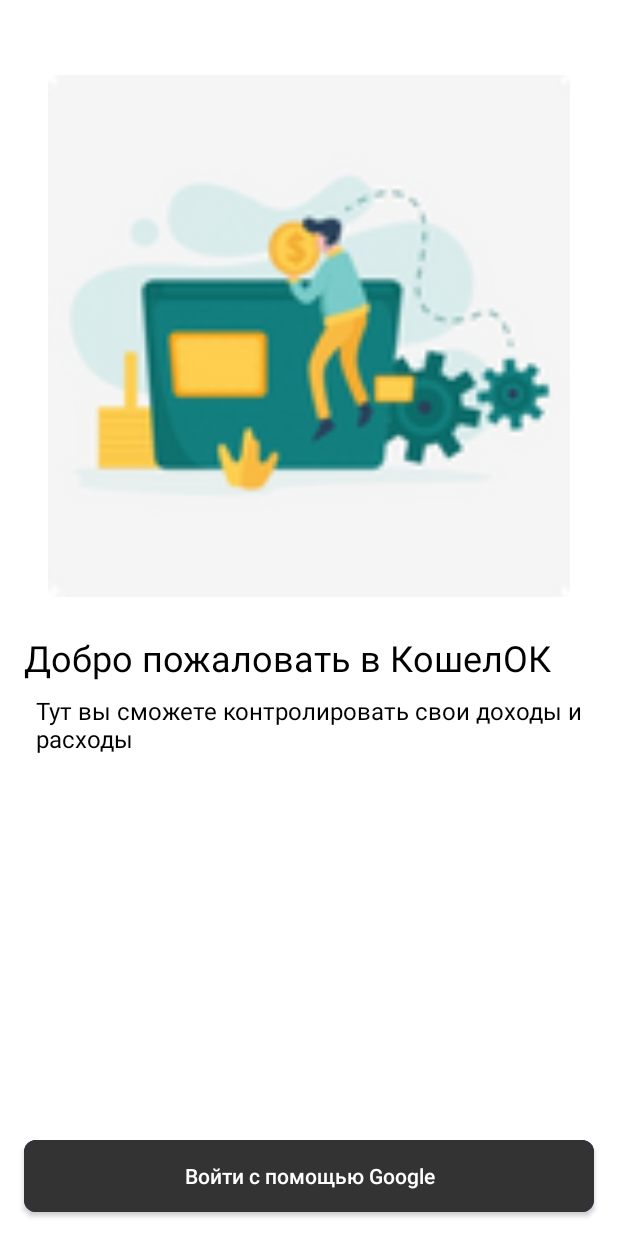
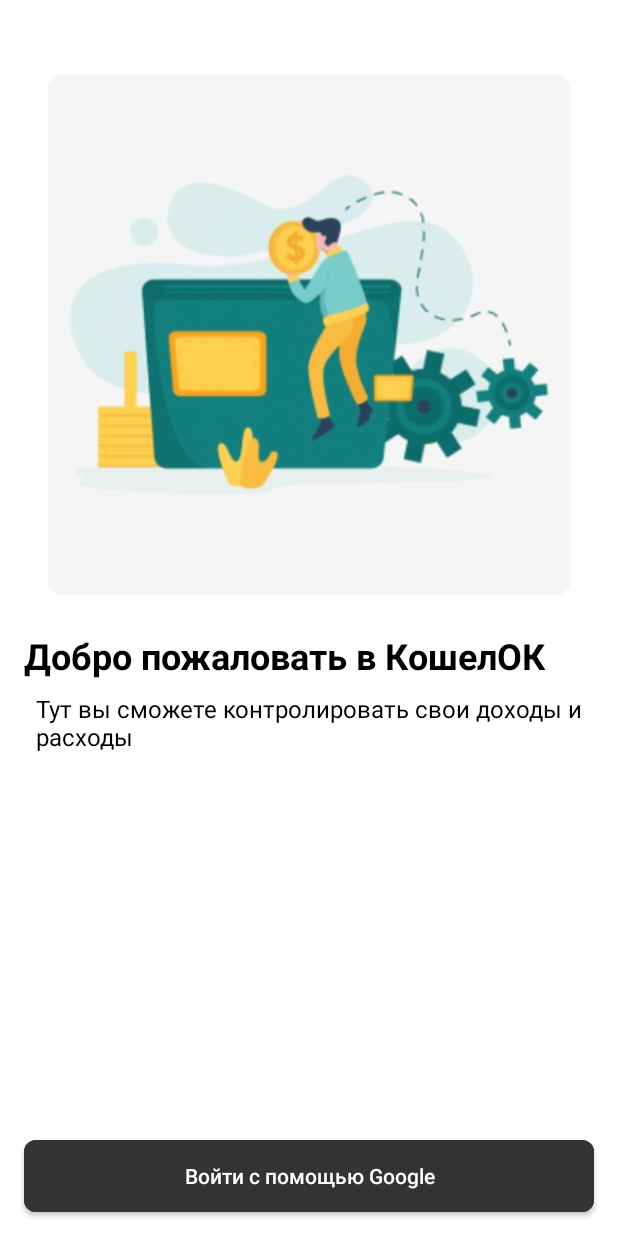
Before and after one commit to YanaGlad/KoshelOK, an Android app: the screen it shows after launch (MainActivity), on a phone screen of 412 x 824 dp. Run offline under Robolectric (Android 15) with nearby library versions, the phone set to English and light mode, and no system bars.

Commit message:
Изображение в Welcome Fragment теперь не размытое

```diff
--- a/app/src/main/res/layout/fragment_welcome.xml
+++ b/app/src/main/res/layout/fragment_welcome.xml
@@ -8,7 +8,7 @@
     android:background="#FFFFFF"
      >
 
-    <ImageView
+    <androidx.appcompat.widget.AppCompatImageView
         android:id="@+id/welcomeImage"
         android:layout_width="0dp"
         android:layout_height="wrap_content"
@@ -21,7 +21,7 @@
         app:layout_constraintStart_toEndOf="@+id/startGuideline"
         app:layout_constraintTop_toTopOf="parent" />
 
-    <TextView
+    <androidx.appcompat.widget.AppCompatTextView
         android:id="@+id/welcomeText"
         android:layout_width="wrap_content"
         android:layout_height="wrap_content"
@@ -29,12 +29,13 @@
         android:text="@string/welcome_message"
         android:textColor="@color/black"
         android:textSize="24sp"
+        android:textStyle="bold"
         app:layout_constraintEnd_toStartOf="@+id/endGuideline"
         app:layout_constraintHorizontal_bias="0"
         app:layout_constraintStart_toStartOf="@id/startGuideline"
         app:layout_constraintTop_toBottomOf="@id/welcomeImage" />
 
-    <TextView
+    <androidx.appcompat.widget.AppCompatTextView
         android:id="@+id/appDescription"
         android:layout_width="0dp"
         android:layout_height="wrap_content"
```
Also changed, not shown: app/src/main/res/layout/fragment_option.xml (+14 -1 lines), app/src/main/res/drawable-hdpi/welcome_image.png (deleted), app/src/main/res/drawable-mdpi/welcome_image.png (deleted), app/src/main/res/drawable-xhdpi/welcome_image.png (deleted), app/src/main/res/drawable-xxhdpi/welcome_image.png (deleted), app/src/main/res/drawable-xxxhdpi/welcome_image.png (deleted), app/src/main/res/drawable/welcome_image.png (added).
